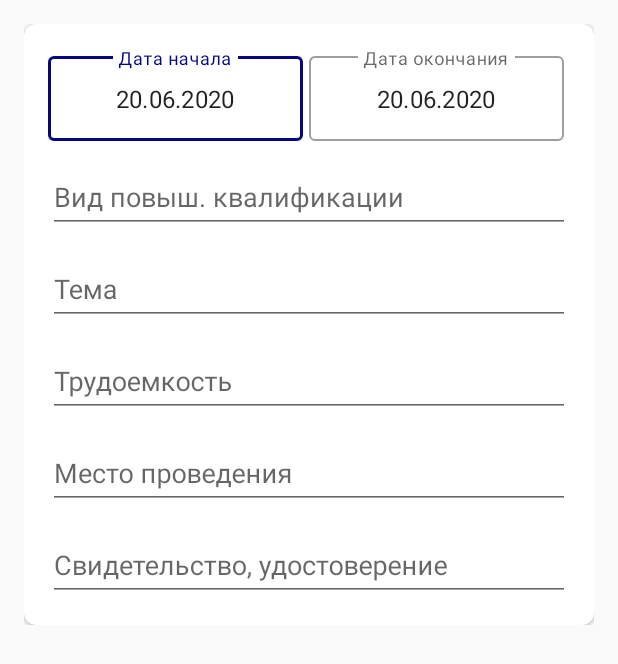
After one commit to Maksim002/InstituteOfMiningp-oreng, an Android app: the layout item_new_employee.xml on its own in the app's theme, with its tools: preview values and no code run, on a phone screen of 412 x 824 dp. The commit adds this screen. Shown: the top 664 px of the screen. Run offline under Robolectric (Android 15) with nearby library versions, the phone set to English and light mode, and no system bars.

Commit message:
Initial commit

```diff
--- a/app/src/main/java/com/example/instituteofmining/adapter/HomeSliderModel.kt
+++ /dev/null
@@ -1,5 +0,0 @@
-package com.example.instituteofmining.adapter
-
-class HomeSliderModel (
-    val image: String
-)
--- /dev/null
+++ b/app/src/main/java/com/example/instituteofmining/adapter/employee/NewEmployeeAdapter.kt
@@ -0,0 +1,28 @@
+package com.example.instituteofmining.adapter.employee
+
+import android.view.LayoutInflater
+import android.view.ViewGroup
+import androidx.recyclerview.widget.RecyclerView
+import com.example.instituteofmining.R
+import com.example.instituteofmining.adapter.model.NewEmployeeModel
+
+class NewEmployeeAdapter : RecyclerView.Adapter<NewEmployeeHolder>(){
+
+    private var item: ArrayList<NewEmployeeModel> = ArrayList()
+
+    override fun onCreateViewHolder(parent: ViewGroup, viewType: Int): NewEmployeeHolder {
+        return NewEmployeeHolder(
+            LayoutInflater.from(parent.context).inflate(R.layout.item_new_employee, parent, false)
+        )
+    }
+
+    override fun getItemCount(): Int {
+        return item.size
+    }
+
+    override fun onBindViewHolder(holder: NewEmployeeHolder, position: Int) {
+        holder.bind(item[position])
+    }
+
+
+}
--- /dev/null
+++ b/app/src/main/java/com/example/instituteofmining/adapter/employee/NewEmployeeHolder.kt
@@ -0,0 +1,13 @@
+package com.example.instituteofmining.adapter.employee
+
+import android.view.View
+import androidx.recyclerview.widget.RecyclerView
+import com.example.instituteofmining.adapter.model.NewEmployeeModel
+
+class NewEmployeeHolder (itemView: View): RecyclerView.ViewHolder(itemView){
+
+    fun bind(newEmployeeModel: NewEmployeeModel) {
+        TODO("Not yet implemented")
+    }
+
+}
--- a/app/src/main/java/com/example/instituteofmining/adapter/home/HomeSliderAdapter.kt
+++ b/app/src/main/java/com/example/instituteofmining/adapter/home/HomeSliderAdapter.kt
@@ -4,7 +4,7 @@ import android.view.LayoutInflater
 import android.view.ViewGroup
 import androidx.recyclerview.widget.RecyclerView
 import com.example.instituteofmining.R
-import com.example.instituteofmining.adapter.HomeSliderModel
+import com.example.instituteofmining.adapter.model.HomeSliderModel
 
 class HomeSliderAdapter: RecyclerView.Adapter<HomeSliderHolder>(){
 
--- a/app/src/main/java/com/example/instituteofmining/adapter/home/HomeSliderHolder.kt
+++ b/app/src/main/java/com/example/instituteofmining/adapter/home/HomeSliderHolder.kt
@@ -3,7 +3,7 @@ package com.example.instituteofmining.adapter.home
 import android.view.View
 import androidx.recyclerview.widget.RecyclerView
 import com.bumptech.glide.Glide
-import com.example.instituteofmining.adapter.HomeSliderModel
+import com.example.instituteofmining.adapter.model.HomeSliderModel
 import kotlinx.android.synthetic.main.item_image_slade.view.*
 
 class HomeSliderHolder(itemView: View): RecyclerView.ViewHolder(itemView) {
--- /dev/null
+++ b/app/src/main/java/com/example/instituteofmining/adapter/model/HomeSliderModel.kt
@@ -0,0 +1,5 @@
+package com.example.instituteofmining.adapter.model
+
+class HomeSliderModel (
+    val image: String
+)
--- /dev/null
+++ b/app/src/main/java/com/example/instituteofmining/adapter/model/NewEmployeeModel.kt
@@ -0,0 +1,12 @@
+package com.example.instituteofmining.adapter.model
+
+class NewEmployeeModel (
+    val id: String,
+    val beginning: String,
+    val ending: String,
+    val type_of_qualification: String,
+    val topic: String,
+    val laboriousness: String,
+    val venue: String,
+    val certificate: String
+)
--- a/app/src/main/java/com/example/instituteofmining/home/HomeFragment.kt
+++ b/app/src/main/java/com/example/instituteofmining/home/HomeFragment.kt
@@ -1,14 +1,12 @@
 package com.example.instituteofmining.home
 
 
-import android.icu.text.Transliterator
 import android.os.Bundle
 import android.os.Handler
 import android.view.LayoutInflater
 import android.view.View
 import android.view.ViewGroup
 import android.view.animation.OvershootInterpolator
-import androidx.core.view.size
 import androidx.fragment.app.Fragment
 import androidx.recyclerview.widget.RecyclerView
 import androidx.viewpager2.widget.CompositePageTransformer
@@ -16,14 +14,13 @@ import androidx.viewpager2.widget.MarginPageTransformer
 import androidx.viewpager2.widget.ViewPager2.OnPageChangeCallback
 import at.blogc.android.views.ExpandableTextView
 import com.example.instituteofmining.R
-import com.example.instituteofmining.adapter.HomeSliderModel
+import com.example.instituteofmining.adapter.model.HomeSliderModel
 import com.example.instituteofmining.adapter.home.HomeSliderAdapter
 import com.pierfrancescosoffritti.androidyoutubeplayer.core.player.PlayerConstants.PlayerError
 import com.pierfrancescosoffritti.androidyoutubeplayer.core.player.YouTubePlayer
 import com.pierfrancescosoffritti.androidyoutubeplayer.core.player.listeners.AbstractYouTubePlayerListener
 import com.pierfrancescosoffritti.androidyoutubeplayer.core.player.views.YouTubePlayerView
 import kotlinx.android.synthetic.main.fragment_home.*
-import kotlin.math.max
 
 
 class HomeFragment : Fragment() {
--- /dev/null
+++ b/app/src/main/java/com/example/instituteofmining/servise/NewEmployeeModel.kt
@@ -0,0 +1,8 @@
+package com.example.instituteofmining.servise
+
+class NewEmployeeModel(
+    val id: String,
+    val name: String,
+    val surname: String,
+    val age: String
+)
--- a/app/src/main/java/com/example/instituteofmining/staff/NewEmployeeFragment.kt
+++ b/app/src/main/java/com/example/instituteofmining/staff/NewEmployeeFragment.kt
@@ -6,6 +6,7 @@ import android.view.LayoutInflater
 import android.view.View
 import android.view.ViewGroup
 import com.example.instituteofmining.R
+import com.example.instituteofmining.adapter.employee.NewEmployeeAdapter
 import com.example.instituteofmining.servise.NewEmployeeModel
 import com.google.firebase.database.DatabaseReference
 import com.google.firebase.database.FirebaseDatabase
@@ -14,6 +15,7 @@ import kotlinx.android.synthetic.main.fragment_new_employee.*
 class NewEmployeeFragment : Fragment() {
     private lateinit var myDatabase: DatabaseReference
     private val employee = "employee"
+    private lateinit var adatapers: NewEmployeeAdapter
 
     override fun onCreateView(
         inflater: LayoutInflater, container: ViewGroup?,
@@ -25,7 +27,6 @@ class NewEmployeeFragment : Fragment() {
     override fun onViewCreated(view: View, savedInstanceState: Bundle?) {
         super.onViewCreated(view, savedInstanceState)
         init()
-
     }
 
     fun init(){
@@ -38,6 +39,12 @@ class NewEmployeeFragment : Fragment() {
             val age = new_employee_age.text.toString()
             val myEmployee = NewEmployeeModel(id, name, surname, age)
             myDatabase.push().setValue(myEmployee)
+
+            adatapers = NewEmployeeAdapter()
+
+            new_employee_recycler.adapter = adatapers
+
+
         }
     }
 }
--- /dev/null
+++ b/app/src/main/res/drawable/ic_baseline_add_24.xml
@@ -0,0 +1,5 @@
+<vector android:height="24dp" android:tint="#060683"
+    android:viewportHeight="24" android:viewportWidth="24"
+    android:width="24dp" xmlns:android="http://schemas.android.com/apk/res/android">
+    <path android:fillColor="@android:color/white" android:pathData="M19,13h-6v6h-2v-6H5v-2h6V5h2v6h6v2z"/>
+</vector>
--- a/app/src/main/res/layout/fragment_home.xml
+++ b/app/src/main/res/layout/fragment_home.xml
@@ -4,7 +4,6 @@
     xmlns:tools="http://schemas.android.com/tools"
     android:layout_width="match_parent"
     android:layout_height="match_parent"
-    android:layout_margin="16dp"
     android:padding="16dp"
     android:background="#EFEBEB"
     tools:context=".home.HomeFragment">
--- a/app/src/main/res/layout/fragment_new_employee.xml
+++ b/app/src/main/res/layout/fragment_new_employee.xml
@@ -3,6 +3,7 @@
     xmlns:tools="http://schemas.android.com/tools"
     android:layout_width="match_parent"
     android:layout_height="match_parent"
+    xmlns:app="http://schemas.android.com/apk/res-auto"
     tools:context=".staff.NewEmployeeFragment">
 
     <LinearLayout
@@ -169,6 +170,12 @@
                 android:textSize="16dp" />
         </com.google.android.material.textfield.TextInputLayout>
 
+        <androidx.recyclerview.widget.RecyclerView
+            android:id="@+id/new_employee_recycler"
+            android:layout_width="match_parent"
+            android:layout_height="wrap_content"
+            app:layoutManager="androidx.recyclerview.widget.LinearLayoutManager"/>
+
         <Button
             android:id="@+id/button_add"
             android:layout_width="match_parent"
--- /dev/null
+++ b/app/src/main/res/layout/item_new_employee.xml
@@ -0,0 +1,162 @@
+<?xml version="1.0" encoding="utf-8"?>
+<androidx.constraintlayout.widget.ConstraintLayout xmlns:android="http://schemas.android.com/apk/res/android"
+    xmlns:app="http://schemas.android.com/apk/res-auto"
+    xmlns:tools="http://schemas.android.com/tools"
+    android:layout_width="match_parent"
+    android:layout_height="wrap_content"
+    android:layout_margin="16dp"
+    android:orientation="vertical">
+
+    <androidx.cardview.widget.CardView
+        android:layout_width="match_parent"
+        android:layout_height="wrap_content"
+        app:layout_constraintLeft_toLeftOf="parent"
+        app:layout_constraintRight_toRightOf="parent"
+        app:layout_constraintTop_toTopOf="parent"
+        app:layout_constraintBottom_toBottomOf="parent"
+        app:cardCornerRadius="8dp">
+
+        <LinearLayout
+            android:layout_width="match_parent"
+            android:layout_height="wrap_content"
+            android:padding="16dp"
+            android:orientation="vertical">
+
+            <LinearLayout
+                android:layout_width="match_parent"
+                android:layout_height="wrap_content"
+                android:orientation="horizontal">
+
+                <com.google.android.material.textfield.TextInputLayout
+                    android:id="@+id/order_date_with_out"
+                    style="@style/Widget.MaterialComponents.TextInputLayout.OutlinedBox"
+                    android:layout_width="match_parent"
+                    android:layout_height="wrap_content"
+                    android:layout_marginEnd="4dp"
+                    android:layout_weight="1">
+
+                    <com.google.android.material.textfield.TextInputEditText
+                        android:id="@+id/order_date_by"
+                        android:layout_width="match_parent"
+                        android:layout_height="wrap_content"
+                        android:editable="false"
+                        android:gravity="center"
+                        android:hint="Дата начала"
+                        android:maxLines="1"
+                        tools:text="20.06.2020" />
+
+                </com.google.android.material.textfield.TextInputLayout>
+
+                <com.google.android.material.textfield.TextInputLayout
+                    android:id="@+id/order_date_out"
+                    style="@style/Widget.MaterialComponents.TextInputLayout.OutlinedBox"
+                    android:layout_width="match_parent"
+                    android:layout_height="wrap_content"
+                    android:layout_marginEnd="4dp"
+                    android:layout_weight="1">
+
+                    <com.google.android.material.textfield.TextInputEditText
+                        android:id="@+id/order_date"
+                        android:layout_width="match_parent"
+                        android:layout_height="wrap_content"
+                        android:editable="false"
+                        android:gravity="center"
+                        android:hint="Дата окончания"
+                        android:maxLines="1"
+                        tools:text="20.06.2020" />
+
+                </com.google.android.material.textfield.TextInputLayout>
+            </LinearLayout>
+
+            <LinearLayout
+                android:layout_width="match_parent"
+                android:layout_height="wrap_content"
+                android:orientation="vertical">
+
+                <com.google.android.material.textfield.TextInputLayout
+                    android:id="@+id/profile_name_out"
+                    android:layout_width="match_parent"
+                    android:layout_weight="1"
+                    android:layout_marginTop="5dp"
+                    android:layout_height="wrap_content">
+
+                    <com.google.android.material.textfield.TextInputEditText
+                        android:id="@+id/profile_name"
+                        android:layout_width="match_parent"
+                        android:layout_height="wrap_content"
+                        android:hint="Вид повыш. квалификации" />
+
+                </com.google.android.material.textfield.TextInputLayout>
+
+                <com.google.android.material.textfield.TextInputLayout
+                    android:id="@+id/profile_topic_out"
+                    android:layout_width="match_parent"
+                    android:layout_weight="1"
+                    android:layout_marginTop="5dp"
+                    android:layout_height="wrap_content">
+
+                    <com.google.android.material.textfield.TextInputEditText
+                        android:id="@+id/profile_topic"
+                        android:layout_width="match_parent"
+                        android:layout_height="wrap_content"
+                        android:hint="Тема" />
+
+                </com.google.android.material.textfield.TextInputLayout>
+
+                <com.google.android.material.textfield.TextInputLayout
+                    android:id="@+id/profile_laboriousness_out"
+                    android:layout_width="match_parent"
+                    android:layout_weight="1"
+                    android:layout_marginTop="5dp"
+                    android:layout_height="wrap_content">
+
+                    <com.google.android.material.textfield.TextInputEditText
+                        android:id="@+id/profile_laboriousness"
+                        android:layout_width="match_parent"
+                        android:layout_height="wrap_content"
+                        android:hint="Трудоемкость" />
+
+                </com.google.android.material.textfield.TextInputLayout>
+
+                <com.google.android.material.textfield.TextInputLayout
+                    android:id="@+id/profile_venue_out"
+                    android:layout_width="match_parent"
+                    android:layout_weight="1"
+                    android:layout_marginTop="5dp"
+                    android:layout_height="wrap_content">
+
+                    <com.google.android.material.textfield.TextInputEditText
+                        android:id="@+id/profile_venue"
+                        android:layout_width="match_parent"
+                        android:layout_height="wrap_content"
+                        android:hint="Место проведения" />
+
+                </com.google.android.material.textfield.TextInputLayout>
+
+                <com.google.android.material.textfield.TextInputLayout
+                    android:id="@+id/profile_certificate_out"
+                    android:layout_width="match_parent"
+                    android:layout_weight="1"
+                    android:layout_marginTop="5dp"
+                    android:layout_height="wrap_content">
+
+                    <com.google.android.material.textfield.TextInputEditText
+                        android:id="@+id/profile_certificate"
+                        android:layout_width="match_parent"
+                        android:layout_height="wrap_content"
+                        android:hint="Свидетельство, удостоверение" />
+
+                </com.google.android.material.textfield.TextInputLayout>
+            </LinearLayout>
+        </LinearLayout>
+    </androidx.cardview.widget.CardView>
+
+    <ImageView
+        android:layout_width="wrap_content"
+        android:layout_height="wrap_content"
+        app:layout_constraintBottom_toBottomOf="parent"
+        app:layout_constraintRight_toRightOf="parent"
+        android:layout_margin="16dp"
+        android:src="@drawable/ic_baseline_add_24"/>
+
+</androidx.constraintlayout.widget.ConstraintLayout>
```
Also changed, not shown: 1 other file.
